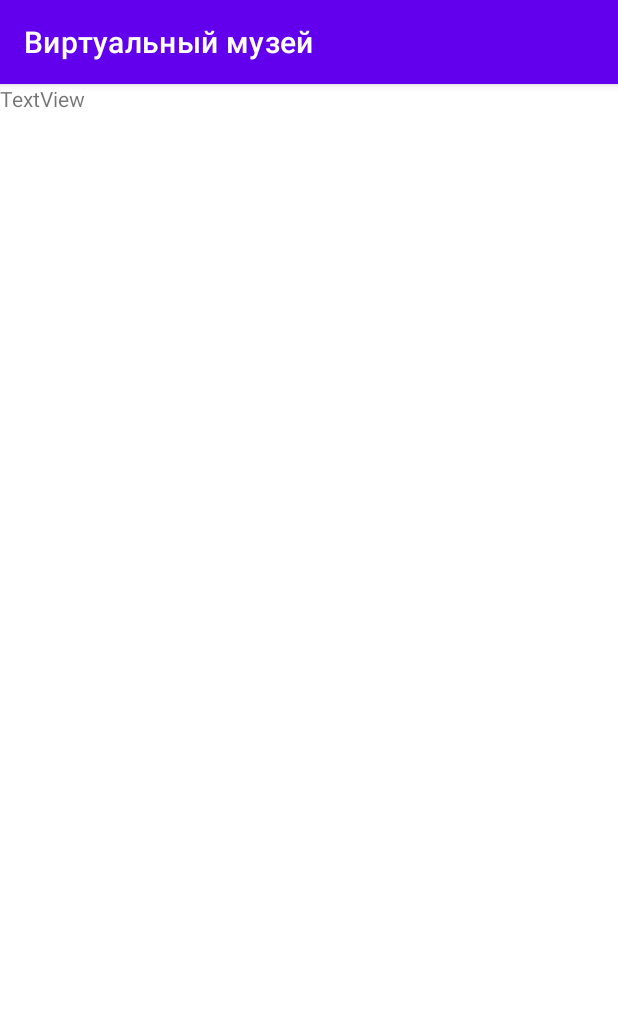
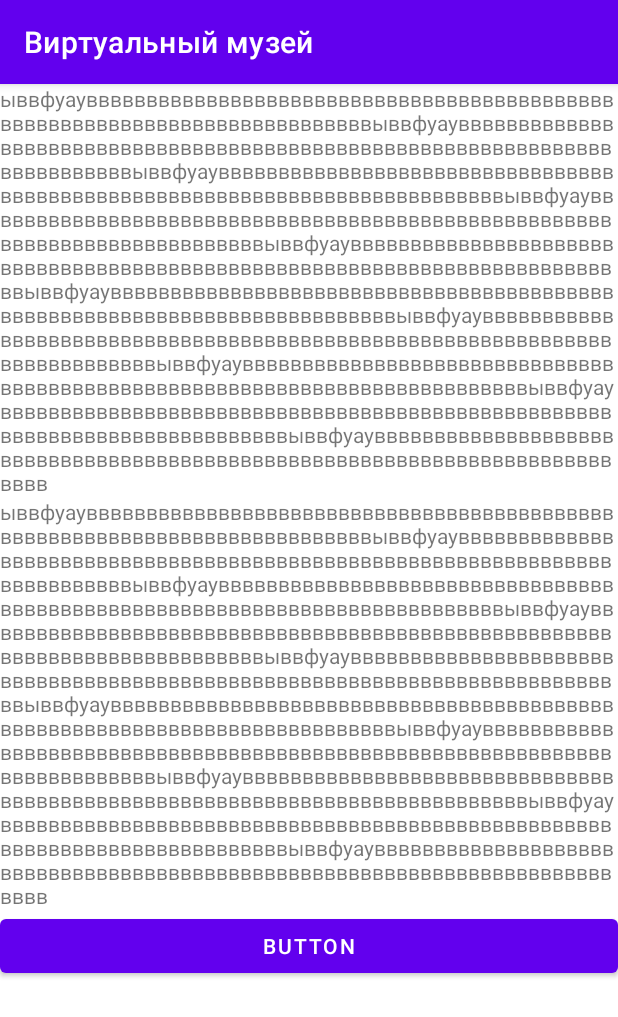
Before and after one commit to Kojegar/Bober2, an Android app: the museums screen opened directly, with no data from a screen before it, on a phone screen of 412 x 824 dp. Shown: the top 1017 px of the screen. Run offline under Robolectric (Android 15) with nearby library versions, the phone set to English and light mode, and no system bars.

Commit message:
First commit

```diff
--- a/app/src/main/java/com/example/bober/lists.java
+++ b/app/src/main/java/com/example/bober/lists.java
@@ -15,6 +15,9 @@ import android.widget.ListAdapter;
 import android.widget.ListView;
 import android.widget.TextView;
 import android.widget.Toast;
+
+import java.util.ArrayList;
+
 public class lists extends AppCompatActivity {
     ListView listView;
     @Override
@@ -29,29 +32,32 @@ public class lists extends AppCompatActivity {
         ArrayAdapter<String> adapter = new ArrayAdapter<>(this, android.R.layout.simple_list_item_1, Sity);
         listView.setAdapter(adapter);
         final String[] musei1 = new String[]{
-                "Музей трудовой славы","ч","ч","ч","ч","ч","ч","ч","ч","ч","ч","ч","ч","ч","ч","ч","ч","ч","ч","ч","ч","ч","ч","ч","ч","ч",
+                "Музей трудовой славы AЭХК","ч","ч","ч","ч","ч","ч","ч","ч","ч","ч","ч","ч","ч","ч","ч","ч","ч","ч","ч","ч","ч","ч","ч","ч","ч",
                 "ч","ч","ч","ч","ч","ч","ч","ч","ч","ч","ч","ч","ч","ч","ч","ч","ч","ч","ч","ч","ч","ч","ч","ч","ч","ч",
         };
-ArrayAdapter<String> mus1= new ArrayAdapter<>(this,android.R.layout.simple_list_item_1, musei1);
+        ArrayAdapter<String> mus1= new ArrayAdapter<>(this,android.R.layout.simple_list_item_1, musei1);
         listView.setOnItemClickListener(new AdapterView.OnItemClickListener() {
 
             @Override
             public void onItemClick(AdapterView<?> parent, View itemClicked, int position,
                                     long id) {
-                if (id == 0) {
+
+                String name = ((TextView)itemClicked).getText().toString();
+                if (name == "Ангарск") {
                     listView.setAdapter(mus1);
                 }else{
+                    if (name == "Музей трудовой славы AЭХК"){
+                        startActivity (new Intent(lists.this, museums.class));
+                    }else{
                     Toast toast = Toast.makeText(getApplicationContext(),
-                            "Coming Soon", Toast.LENGTH_SHORT);
-                    toast.show();
+                            "В разработке", Toast.LENGTH_SHORT);
+                    toast.show();}
 
+                }
             }
-                }
-
-
 
         });
-        }
+    }
     public void onBackPressed(){
         final String[] Sity = new String[]{
                 "Ангарск", "Иркутск", "Москва", "Санкт-Петербург", "Красноярск",
@@ -70,7 +76,7 @@ ArrayAdapter<String> mus1= new ArrayAdapter<>(this,android.R.layout.simple_list_
         super.onOptionsItemSelected(item);
         switch (item.getItemId()) {
             case R.id.mexit:
-                finish();  //TODO завершить приложение
+                finish(); //TODO завершить приложение
         }
         return true;
     }
--- a/app/src/main/res/layout/activity_lists.xml
+++ b/app/src/main/res/layout/activity_lists.xml
@@ -10,7 +10,8 @@
     <ListView
         android:id="@+id/lists"
         android:layout_width="match_parent"
-        android:layout_height="match_parent" />
+        android:layout_height="wrap_content"
+        android:scaleType="centerCrop"/>
 
 
 </LinearLayout>
--- a/app/src/main/res/layout/activity_museums.xml
+++ b/app/src/main/res/layout/activity_museums.xml
@@ -1,16 +1,53 @@
 <?xml version="1.0" encoding="utf-8"?>
-<LinearLayout xmlns:android="http://schemas.android.com/apk/res/android"
+<androidx.constraintlayout.widget.ConstraintLayout
+    xmlns:android="http://schemas.android.com/apk/res/android"
     xmlns:app="http://schemas.android.com/apk/res-auto"
     xmlns:tools="http://schemas.android.com/tools"
     android:layout_width="match_parent"
     android:layout_height="match_parent"
     tools:context=".museums">
 
-    <TextView
-        android:id="@+id/textView"
-        android:layout_width="wrap_content"
+
+    <ScrollView
+        android:layout_width="match_parent"
         android:layout_height="wrap_content"
-        android:text="TextView"
-        tools:layout_editor_absoluteX="139dp"
-        tools:layout_editor_absoluteY="155dp" />
-</LinearLayout>
+        android:scaleType="centerCrop"
+        tools:ignore="MissingConstraints">
+
+        <LinearLayout
+            android:layout_width="match_parent"
+            android:layout_height="wrap_content"
+            android:orientation="vertical" >
+
+            <ImageView
+                android:id="@+id/imageView"
+                android:layout_width="match_parent"
+                android:layout_height="wrap_content"
+                tools:src="@tools:sample/avatars" />
+
+            <TextView
+                android:id="@+id/textView"
+                android:layout_width="match_parent"
+                android:layout_height="wrap_content"
+                android:text="ыввфуаувввввввввввввввввввввввввввввввввввввввввввввввввввввввввввввввввввввввввввыввфуаувввввввввввввввввввввввввввввввввввввввввввввввввввввввввввввввввввввввввввыввфуаувввввввввввввввввввввввввввввввввввввввввввввввввввввввввввввввввввввввввввыввфуаувввввввввввввввввввввввввввввввввввввввввввввввввввввввввввввввввввввввввввыввфуаувввввввввввввввввввввввввввввввввввввввввввввввввввввввввввввввввввввввввввыввфуаувввввввввввввввввввввввввввввввввввввввввввввввввввввввввввввввввввввввввввыввфуаувввввввввввввввввввввввввввввввввввввввввввввввввввввввввввввввввввввввввввыввфуаувввввввввввввввввввввввввввввввввввввввввввввввввввввввввввввввввввввввввввыввфуаувввввввввввввввввввввввввввввввввввввввввввввввввввввввввввввввввввввввввввыввфуауввввввввввввввввввввввввввввввввввввввввввввввввввввввввввввввввввввввввввв" />
+
+            <ImageView
+                android:id="@+id/imageView2"
+                android:layout_width="match_parent"
+                android:layout_height="wrap_content"
+                tools:src="@tools:sample/backgrounds/scenic" />
+
+            <TextView
+                android:id="@+id/textView2"
+                android:layout_width="match_parent"
+                android:layout_height="wrap_content"
+                android:text="ыввфуаувввввввввввввввввввввввввввввввввввввввввввввввввввввввввввввввввввввввввввыввфуаувввввввввввввввввввввввввввввввввввввввввввввввввввввввввввввввввввввввввввыввфуаувввввввввввввввввввввввввввввввввввввввввввввввввввввввввввввввввввввввввввыввфуаувввввввввввввввввввввввввввввввввввввввввввввввввввввввввввввввввввввввввввыввфуаувввввввввввввввввввввввввввввввввввввввввввввввввввввввввввввввввввввввввввыввфуаувввввввввввввввввввввввввввввввввввввввввввввввввввввввввввввввввввввввввввыввфуаувввввввввввввввввввввввввввввввввввввввввввввввввввввввввввввввввввввввввввыввфуаувввввввввввввввввввввввввввввввввввввввввввввввввввввввввввввввввввввввввввыввфуаувввввввввввввввввввввввввввввввввввввввввввввввввввввввввввввввввввввввввввыввфуауввввввввввввввввввввввввввввввввввввввввввввввввввввввввввввввввввввввввввв" />
+
+            <Button
+                android:id="@+id/button3"
+                android:layout_width="match_parent"
+                android:layout_height="wrap_content"
+                android:text="Button" />>
+        </LinearLayout>
+    </ScrollView>
+</androidx.constraintlayout.widget.ConstraintLayout>
```
